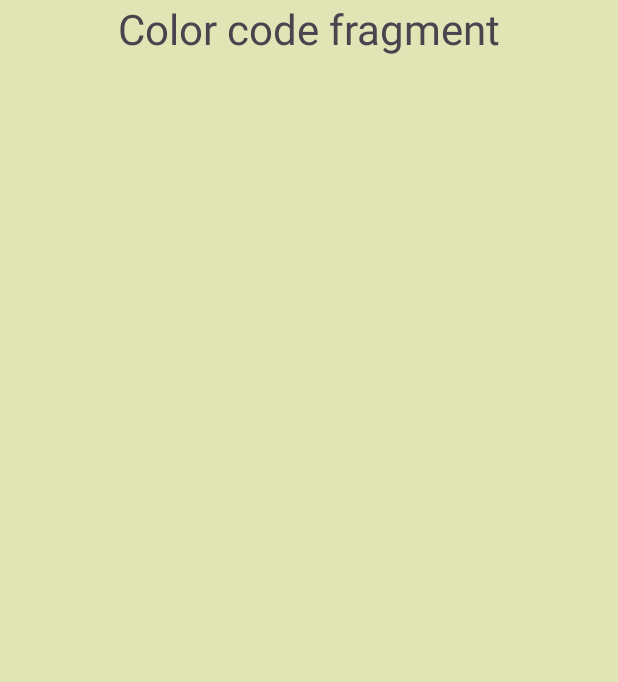
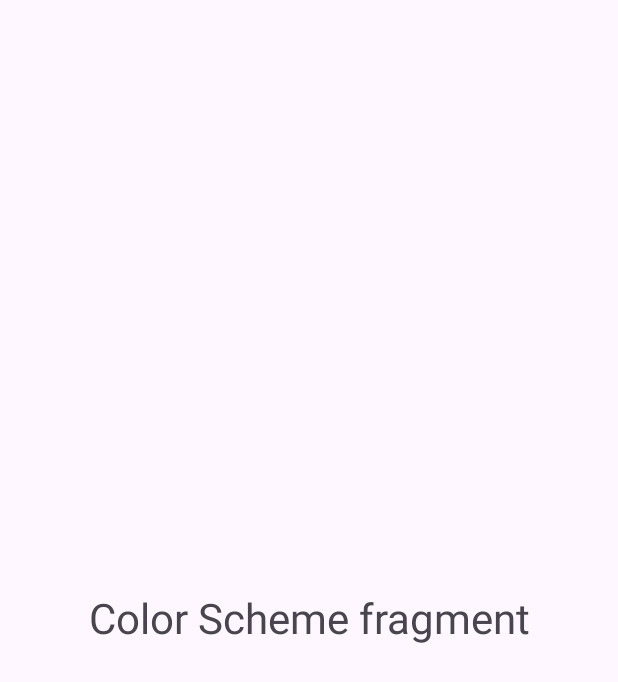
Before and after one commit to lohjal001/Mobilt_java23_Lovisa_Hjalmar_API_intergration_v4, an Android app: the fragment SchemeFragment shown on its own in the app's theme, on a phone screen of 412 x 824 dp. Shown: the top 682 px of the screen. Run offline under Robolectric (Android 15) with nearby library versions, the phone set to English and light mode, and no system bars.

Commit message:
small fix

```diff
--- a/app/src/main/java/com/example/mobilt_java23_lovisa_hjalmar_api_intergration_v4/CodeFragment.kt
+++ b/app/src/main/java/com/example/mobilt_java23_lovisa_hjalmar_api_intergration_v4/CodeFragment.kt
@@ -8,7 +8,7 @@ import android.widget.Button
 import androidx.fragment.app.Fragment
 
 
-class CodeFragment : Fragment() {
+class CodeFragment : Fragment(R.layout.fragment_code) {
 
     override fun onCreateView(
         inflater: LayoutInflater,
--- a/app/src/main/java/com/example/mobilt_java23_lovisa_hjalmar_api_intergration_v4/SchemeFragment.kt
+++ b/app/src/main/java/com/example/mobilt_java23_lovisa_hjalmar_api_intergration_v4/SchemeFragment.kt
@@ -8,20 +8,6 @@ import android.view.ViewGroup
 import androidx.fragment.app.Fragment
 
 
-class SchemeFragment : Fragment() {
-
-    override fun onCreateView(
-        inflater: LayoutInflater,
-        container: ViewGroup?,
-        savedInstanceState: Bundle?
-    ): View? {
-        return inflater.inflate(R.layout.fragment_code, container, false)
-
-    }
-
-    override fun onViewCreated(view: View, savedInstanceState: Bundle?) {
-        super.onViewCreated(view, savedInstanceState)
-
-    }
+class SchemeFragment : Fragment(R.layout.fragment_scheme) {
 
 }
```
Also changed, not shown: app/src/main/java/com/example/mobilt_java23_lovisa_hjalmar_api_intergration_v4/MainActivity2.kt (deleted, +0 -21 lines), app/src/main/java/com/example/mobilt_java23_lovisa_hjalmar_api_intergration_v4/ColorActivity.kt (line endings or trailing spaces).
